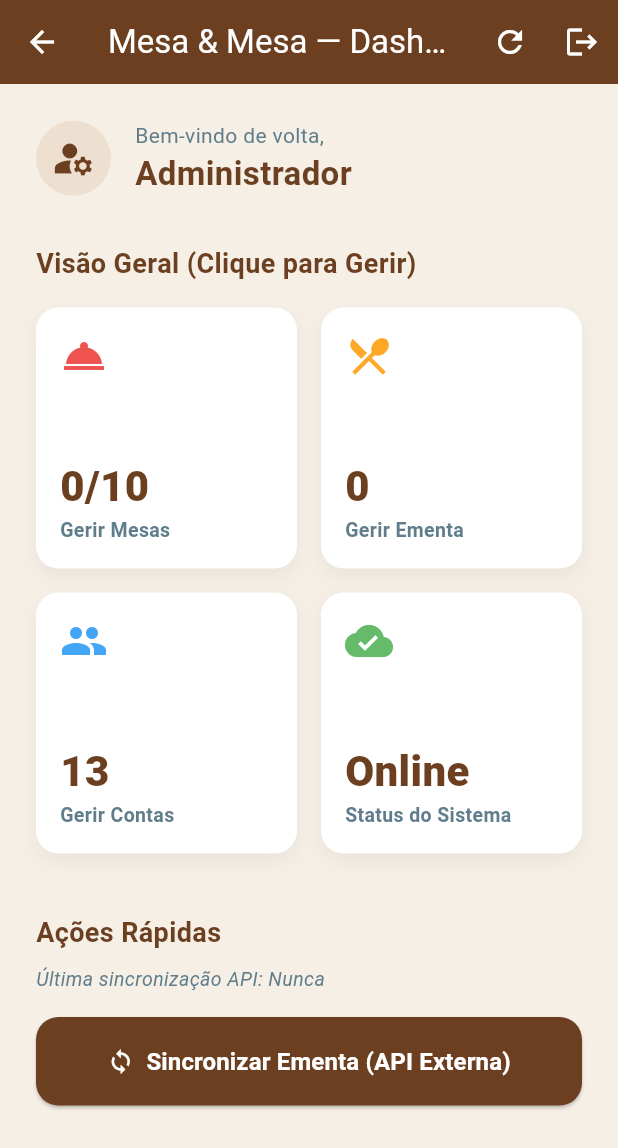
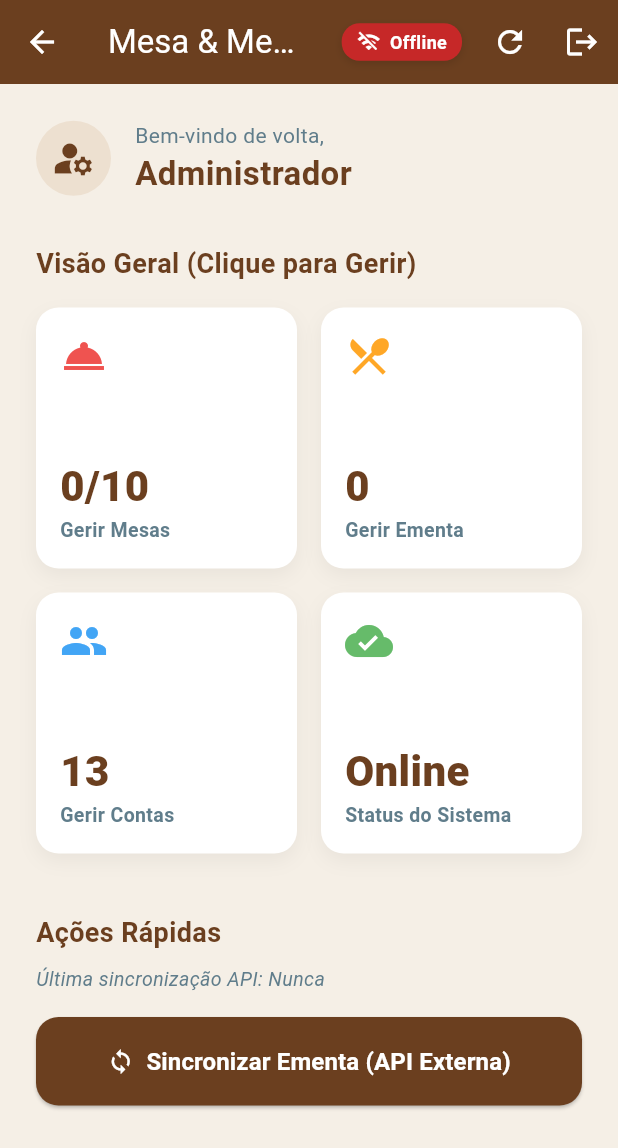
Before and after one commit to 17AntonioFonseca/PDM_AppMenu, a Flutter app: the AdminScreen screen opened directly, on a phone screen of 412 x 824 dp. Shown: the top 1148 px of the screen. Run offline on Flutter 3.47's test engine with Material 3 defaults, Android fonts, the phone set to English and light mode, and no system bars; our stand-ins replace cloud_firestore, firebase_core, firebase_messaging, go_router, ionicons, shared_preferences and 1 more; accounts and stored records are empty.

Commit message:
Erros solucionados, conectividade à internet apresentada e projeto praticamente finalizado

```diff
--- a/lib/projeto/admin_screen.dart
+++ b/lib/projeto/admin_screen.dart
@@ -5,6 +5,7 @@ import 'admin_gestao_ementa.dart';
 import 'admin_gestao_contas.dart';
 import 'admin_gestao_mesas.dart';
 import '../ficha10/shapref.dart'; // Importação da ficha 10
+import 'connectivity_indicator.dart';
 
 class AdminScreen extends StatefulWidget {
   const AdminScreen({super.key});
@@ -125,6 +126,7 @@ class _AdminScreenState extends State<AdminScreen> {
         foregroundColor: Colors.white,
         title: const Text('Mesa & Mesa — Dashboard'),
         actions: [
+          const ConnectivityIndicator(),
           IconButton(
             icon: const Icon(Icons.refresh),
             tooltip: 'Atualizar Dados',
--- a/lib/projeto/cliente_screen.dart
+++ b/lib/projeto/cliente_screen.dart
@@ -3,6 +3,7 @@ import 'dart:async';
 import 'package:cloud_firestore/cloud_firestore.dart';
 import 'basededados.dart';
 import 'servidor.dart';
+import 'connectivity_indicator.dart';
 
 class ClienteScreen extends StatefulWidget {
   const ClienteScreen({super.key});
@@ -127,6 +128,7 @@ class _ClienteScreenState extends State<ClienteScreen> {
           ],
         ),
         actions: [
+          const ConnectivityIndicator(),
           IconButton(
             icon: const Icon(Icons.receipt_long_outlined),
             onPressed: () => _mostrarEstadoPedidos(idMesa),
--- /dev/null
+++ b/lib/projeto/connectivity_indicator.dart
@@ -0,0 +1,88 @@
+import 'dart:async';
+import 'dart:io';
+import 'package:flutter/material.dart';
+
+/// Um Widget que monitoriza e exibe o estado de conectividade à Internet.
+class ConnectivityIndicator extends StatefulWidget {
+  const ConnectivityIndicator({super.key});
+
+  @override
+  State<ConnectivityIndicator> createState() => _ConnectivityIndicatorState();
+}
+
+class _ConnectivityIndicatorState extends State<ConnectivityIndicator> {
+  bool _isOnline = true;
+  Timer? _timer;
+
+  @override
+  void initState() {
+    super.initState();
+    _checkStatus();
+    // Verifica a ligação a cada 5 segundos
+    _timer = Timer.periodic(const Duration(seconds: 5), (_) => _checkStatus());
+  }
+
+  @override
+  void dispose() {
+    _timer?.cancel();
+    super.dispose();
+  }
+
+  Future<void> _checkStatus() async {
+    try {
+      final result = await InternetAddress.lookup('google.com').timeout(
+        const Duration(seconds: 3),
+      );
+      final online = result.isNotEmpty && result[0].rawAddress.isNotEmpty;
+      if (mounted && _isOnline != online) {
+        setState(() {
+          _isOnline = online;
+        });
+      }
+    } catch (_) {
+      if (mounted && _isOnline != false) {
+        setState(() {
+          _isOnline = false;
+        });
+      }
+    }
+  }
+
+  @override
+  Widget build(BuildContext context) {
+    return Container(
+      margin: const EdgeInsets.symmetric(horizontal: 8),
+      padding: const EdgeInsets.symmetric(horizontal: 10, vertical: 4),
+      decoration: BoxDecoration(
+        color: _isOnline ? Colors.green[800] : Colors.red[800],
+        borderRadius: BorderRadius.circular(12),
+        boxShadow: const [
+          BoxShadow(
+            color: Colors.black12,
+            blurRadius: 4,
+            offset: Offset(0, 2),
+          ),
+        ],
+      ),
+      child: Row(
+        mainAxisSize: MainAxisSize.min,
+        children: [
+          Icon(
+            _isOnline ? Icons.wifi : Icons.wifi_off,
+            size: 16,
+            color: Colors.white,
+          ),
+          const SizedBox(width: 6),
+          Text(
+            _isOnline ? 'Online' : 'Offline',
+            style: const TextStyle(
+              fontSize: 12,
+              fontWeight: FontWeight.bold,
+              color: Colors.white,
+            ),
+          ),
+        ],
+      ),
+    );
+  }
+}
--- a/lib/projeto/cozinha_screen.dart
+++ b/lib/projeto/cozinha_screen.dart
@@ -2,6 +2,7 @@ import 'dart:async';
 import 'package:cloud_firestore/cloud_firestore.dart';
 import 'package:flutter/material.dart';
 import 'basededados.dart';
+import 'connectivity_indicator.dart';
 
 class CozinhaScreen extends StatefulWidget {
   const CozinhaScreen({super.key});
@@ -132,6 +133,7 @@ class _CozinhaScreenState extends State<CozinhaScreen> {
           foregroundColor: Colors.white,
           title: const Text('Mesa & Mesa — Cozinha'),
           actions: [
+            const ConnectivityIndicator(),
             IconButton(
               icon: const Icon(Icons.refresh),
               tooltip: 'Atualizar',
```
Also changed, not shown: lib/projeto/empregado_screen.dart (+12 -3 lines).
